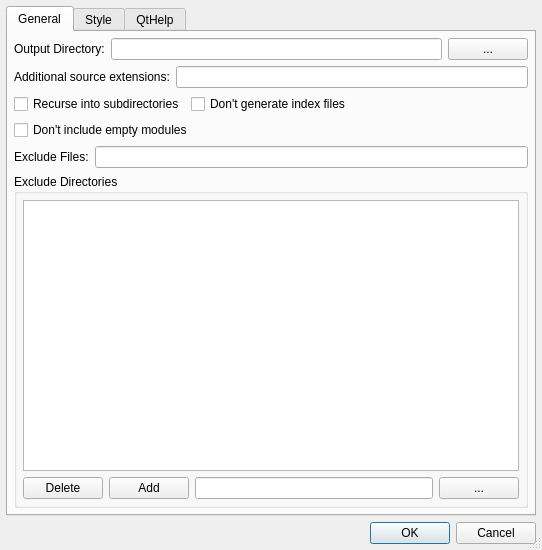
testmana2/test, file Plugins/DocumentationPlugins/Ericdoc/EricdocConfigDialog.ui: the form before one commit.
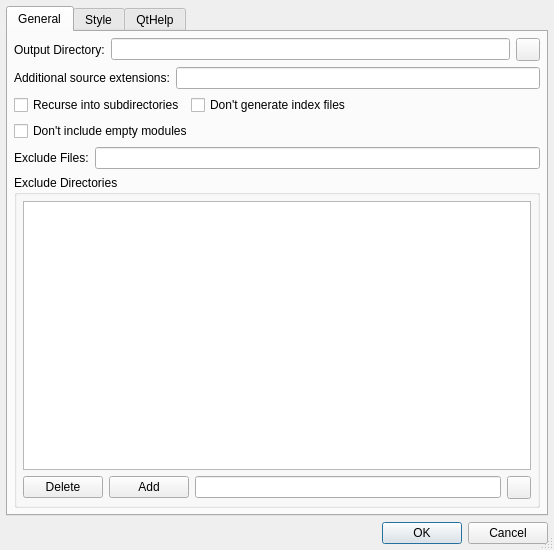
The form after the commit.

Commit message: Changed all the file or directory selection buttons to QToolButton and gave them an icon.

The edit to the form file:
```diff
--- a/Plugins/DocumentationPlugins/Ericdoc/EricdocConfigDialog.ui
+++ b/Plugins/DocumentationPlugins/Ericdoc/EricdocConfigDialog.ui
@@ -1,11 +1,11 @@
 <ui version="4.0" >
  <class>EricdocConfigDialog</class>
- <widget class="QDialog" name="EricdocConfigDialog" >
-  <property name="geometry" >
+ <widget class="QDialog" name="EricdocConfigDialog">
+  <property name="geometry">
    <rect>
     <x>0</x>
     <y>0</y>
-    <width>542</width>
+    <width>554</width>
     <height>550</height>
    </rect>
   </property>
@@ -43,16 +43,13 @@
           </widget>
          </item>
          <item>
-          <widget class="QPushButton" name="outputDirButton" >
-           <property name="focusPolicy" >
+          <widget class="QToolButton" name="outputDirButton">
+           <property name="focusPolicy">
             <enum>Qt::NoFocus</enum>
            </property>
            <property name="toolTip" >
             <string>Press to open a directory selection dialog</string>
            </property>
-           <property name="text" >
-            <string>...</string>
-           </property>
           </widget>
          </item>
         </layout>
@@ -196,26 +193,23 @@
             </property>
            </widget>
           </item>
-          <item row="1" column="3" >
-           <widget class="QPushButton" name="ignoreDirButton" >
-            <property name="focusPolicy" >
-             <enum>Qt::NoFocus</enum>
-            </property>
-            <property name="toolTip" >
-             <string>Press to open a directory selection dialog</string>
-            </property>
-            <property name="text" >
-             <string>...</string>
-            </property>
-           </widget>
-          </item>
-          <item row="0" column="0" colspan="4" >
-           <widget class="QListWidget" name="ignoreDirsList" >
-            <property name="toolTip" >
+          <item row="0" column="0" colspan="4">
+           <widget class="QListWidget" name="ignoreDirsList">
+            <property name="toolTip">
              <string>List of directory basenames to be ignored</string>
             </property>
            </widget>
           </item>
+          <item row="1" column="3">
+           <widget class="QToolButton" name="ignoreDirButton">
+            <property name="focusPolicy">
+             <enum>Qt::NoFocus</enum>
+            </property>
+            <property name="toolTip">
+             <string>Press to open a directory selection dialog</string>
+            </property>
+           </widget>
+          </item>
          </layout>
         </widget>
        </item>
@@ -526,7 +520,7 @@
    </item>
   </layout>
  </widget>
- <layoutdefault spacing="6" margin="6" />
+ <layoutdefault spacing="6" margin="6"/>
  <pixmapfunction>qPixmapFromMimeSource</pixmapfunction>
  <tabstops>
   <tabstop>tabWidget</tabstop>
```
Left out of the diff: 353 changed lines with no effect on the pictures. The commit also changes 127 other files.
